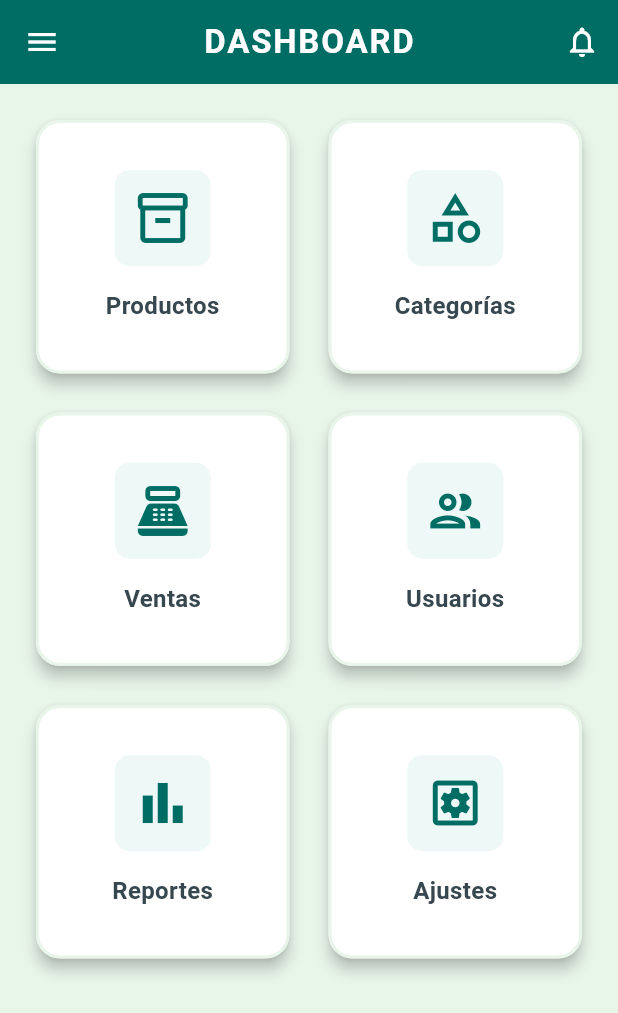
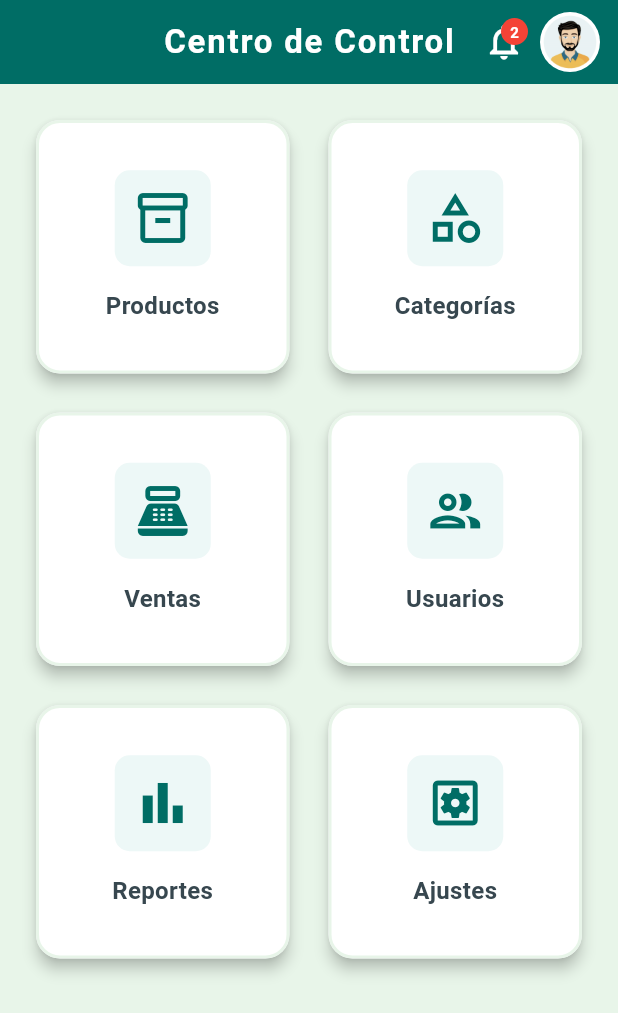
Before and after one commit to JDEV-4/P_TWINS_MOVIL, a Flutter app: the HomeScreen screen opened directly, on a phone screen of 412 x 824 dp. Shown: the top 1013 px of the screen. Run offline on Flutter 3.47's test engine with Material 3 defaults, Android fonts, the light colour scheme and no system bars; statements that could not run were skipped.

Commit message:
Actualización del diseño de la pantalla de inicio y menú latera

```diff
--- a/lib/UI/dashboard/screen/home_screen.dart
+++ b/lib/UI/dashboard/screen/home_screen.dart
@@ -15,17 +15,20 @@ class _HomeScreenState extends State<HomeScreen> {
 
   final GlobalKey<ScaffoldState> _scaffoldKey = GlobalKey<ScaffoldState>();
 
+  // --- Cantidad de notificaciones ---
+  int notificationCount = 2; // Podés cambiarlo dinámicamente más adelante
+
   @override
   Widget build(BuildContext context) {
     return Scaffold(
       key: _scaffoldKey,
       backgroundColor: accentColor,
 
+      // --- Drawer (menú lateral) ---
       drawer: Drawer(
         child: Column(
           crossAxisAlignment: CrossAxisAlignment.stretch,
           children: [
-            // --- Encabezado verde oscuro con avatar de imagen ---
             Container(
               color: const Color(0xFF004D40),
               padding: EdgeInsets.only(
@@ -78,7 +81,7 @@ class _HomeScreenState extends State<HomeScreen> {
               ),
             ),
 
-            // --- Cerrar sesión fijo abajo ---
+            // --- Cerrar sesión ---
             Container(
               color: Colors.white,
               padding: const EdgeInsets.all(12),
@@ -87,7 +90,7 @@ class _HomeScreenState extends State<HomeScreen> {
                 text: 'Cerrar sesión',
                 onTap: () {
                   Navigator.pop(context);
-                  // Aquí puedes agregar la lógica de logout
+                  // Lógica de logout
                 },
               ),
             ),
@@ -95,27 +98,76 @@ class _HomeScreenState extends State<HomeScreen> {
         ),
       ),
 
+      // --- AppBar ---
       appBar: AppBar(
         backgroundColor: primaryColor,
         elevation: 0,
         centerTitle: true,
-        leading: IconButton(
-          icon: const Icon(Icons.menu, color: Colors.white),
-          onPressed: () => _scaffoldKey.currentState!.openDrawer(),
-        ),
         title: const Text(
-          "DASHBOARD",
+          "Centro de Control",
           style: TextStyle(
             color: Colors.white,
             fontWeight: FontWeight.w700,
             letterSpacing: 1.2,
           ),
         ),
+        automaticallyImplyLeading: false,
         actions: [
-          IconButton(icon: const Icon(Icons.notifications_none, color: Colors.white), onPressed: () {}),
+          // --- Botón de notificaciones ---
+          Stack(
+            children: [
+              IconButton(
+                icon: const Icon(Icons.notifications_none, color: Colors.white, size: 28),
+                onPressed: () {
+                  ScaffoldMessenger.of(context).showSnackBar(
+                    const SnackBar(content: Text("No tienes notificaciones nuevas")),
+                  );
+                  setState(() {
+                    notificationCount = 0; // Limpia notificaciones al abrir
+                  });
+                },
+              ),
+              if (notificationCount > 0)
+                Positioned(
+                  right: 8,
+                  top: 8,
+                  child: Container(
+                    width: 18,
+                    height: 18,
+                    decoration: const BoxDecoration(
+                      color: Colors.red,
+                      shape: BoxShape.circle,
+                    ),
+                    child: Center(
+                      child: Text(
+                        '$notificationCount',
+                        style: const TextStyle(color: Colors.white, fontSize: 10, fontWeight: FontWeight.bold),
+                      ),
+                    ),
+                  ),
+                ),
+            ],
+          ),
+
+          // --- Avatar del usuario (abre el Drawer) ---
+          Padding(
+            padding: const EdgeInsets.only(right: 12.0),
+            child: GestureDetector(
+              onTap: () => _scaffoldKey.currentState!.openDrawer(),
+              child: Hero(
+                tag: 'userAvatar',
+                child: CircleAvatar(
+                  radius: 20,
+                  backgroundColor: Colors.white,
+                  backgroundImage: const AssetImage('assets/images/Hombre.png'),
+                ),
+              ),
+            ),
+          ),
         ],
       ),
 
+      // --- Contenido principal ---
       body: Padding(
         padding: const EdgeInsets.all(20.0),
         child: GridView.count(
@@ -135,7 +187,7 @@ class _HomeScreenState extends State<HomeScreen> {
     );
   }
 
-  // --- Tarjetas del Dashboard ---
+  // --- Tarjetas del menú principal ---
   Widget _buildCard(IconData icon, String title) {
     return GestureDetector(
       onTap: () => print('Navegando a: $title'),
```
